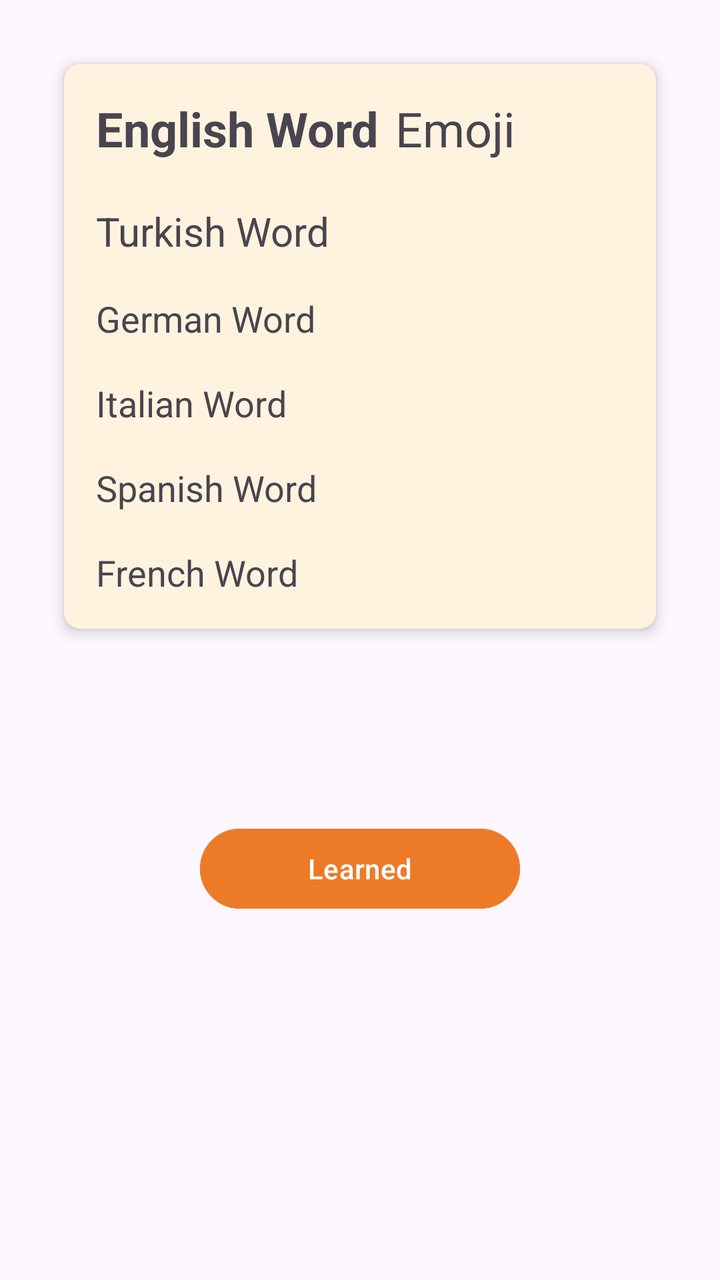
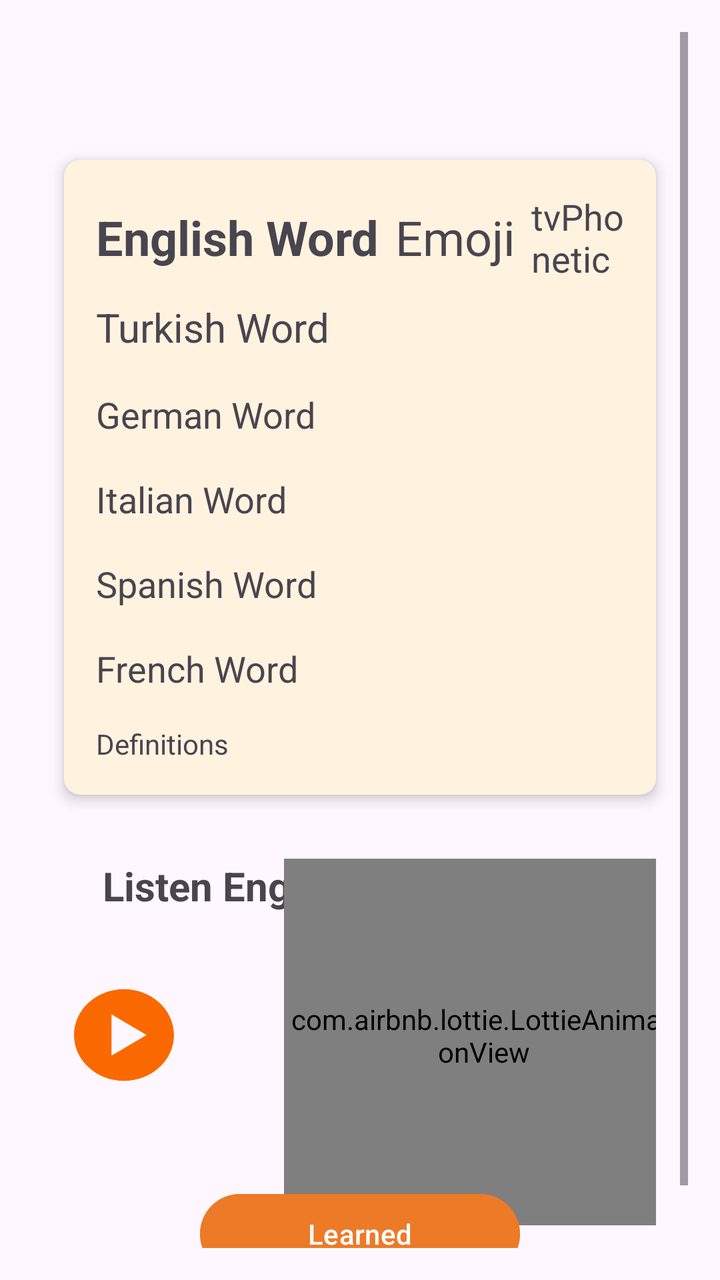

An Android layout rendered at two revisions. The XML below is the earlier revision; the diff shows what the commit changed to produce the second picture.
<!-- AndroidManifest.xml: application theme Theme.VocabCards -->
<!-- res/layout/fragment_word_detail.xml -->
<?xml version="1.0" encoding="utf-8"?>
<LinearLayout xmlns:android="http://schemas.android.com/apk/res/android"
    android:layout_width="match_parent"
    android:layout_height="match_parent"
    xmlns:app="http://schemas.android.com/apk/res-auto"
    android:orientation="vertical"
    android:padding="16dp">

    
    <ScrollView
        android:layout_width="match_parent"
        android:layout_gravity="center"
        android:layout_height="match_parent">

        <LinearLayout
            android:layout_width="match_parent"
            android:layout_height="wrap_content"

            android:gravity="center"
            android:orientation="vertical">

            


            
            <LinearLayout
                android:id="@+id/contentContainer"
                android:layout_width="match_parent"
                android:layout_height="wrap_content"
                android:orientation="vertical"
                android:visibility="visible">

                <androidx.cardview.widget.CardView
                    android:layout_width="match_parent"
                    android:layout_height="wrap_content"
                    android:layout_margin="16dp"
                    app:cardBackgroundColor="@color/lllorange"
                    app:cardCornerRadius="8dp"
                    app:cardElevation="4dp">

                    <LinearLayout
                        android:layout_width="match_parent"
                        android:layout_height="wrap_content"
                        android:orientation="horizontal"
                        android:padding="16dp">

                        
                        <TextView
                            android:id="@+id/tvDetailEnglishWord"
                            android:layout_width="wrap_content"
                            android:layout_height="wrap_content"
                            android:text="@string/english_word"
                            android:textSize="24sp"
                            android:textStyle="bold"
                            android:layout_gravity="center_vertical" />

                        
                        <TextView
                            android:id="@+id/tvEmoji"
                            android:layout_width="wrap_content"
                            android:layout_height="wrap_content"
                            android:text="@string/emoji"
                            android:textSize="24sp"
                            android:paddingStart="8dp"
                            android:layout_gravity="center_vertical" />

                        


                    </LinearLayout>

                    
                    <LinearLayout
                        android:layout_width="match_parent"
                        android:layout_height="wrap_content"
                        android:orientation="vertical"
                        android:padding="16dp"
                        android:layout_marginTop="36dp">

                        
                        <TextView
                            android:id="@+id/tvDetailTurkishWord"
                            android:layout_width="wrap_content"
                            android:layout_height="wrap_content"
                            android:text="@string/turkish_word"
                            android:textSize="20sp"
                            android:paddingTop="18dp" />

                        
                        <TextView
                            android:id="@+id/tvGermanWord"
                            android:layout_width="wrap_content"
                            android:layout_height="wrap_content"
                            android:text="@string/german_word"
                            android:textSize="18sp"
                            android:paddingTop="18dp" />

                        
                        <TextView
                            android:id="@+id/tvItalianWord"
                            android:layout_width="wrap_content"
                            android:layout_height="wrap_content"
                            android:text="@string/italian_word"
                            android:textSize="18sp"
                            android:paddingTop="18dp" />

                        
                        <TextView
                            android:id="@+id/tvSpanishWord"
                            android:layout_width="wrap_content"
                            android:layout_height="wrap_content"
                            android:text="@string/spanish_word"
                            android:textSize="18sp"
                            android:paddingTop="18dp" />

                        
                        <TextView
                            android:id="@+id/tvFrenchWord"
                            android:layout_width="wrap_content"
                            android:layout_height="wrap_content"
                            android:text="@string/french_word"
                            android:textSize="18sp"
                            android:paddingTop="18dp" />

                        


                    </LinearLayout>

                </androidx.cardview.widget.CardView>

                <Button
                    android:id="@+id/learnedButton"
                    android:layout_width="160dp"
                android:layout_height="wrap_content"
                android:layout_gravity="center"
                android:layout_marginTop="80dp"
                android:backgroundTint="#ED7A27"
                android:text="@string/learned" />

            </LinearLayout>
        </LinearLayout>
    </ScrollView>
</LinearLayout>
<!-- resources referenced by this layout -->
<resources>
  <color name="lllorange">#FFF3E0</color>
  <string name="emoji">Emoji</string>
  <string name="english_word">English Word</string>
  <string name="french_word">French Word</string>
  <string name="german_word">German Word</string>
  <string name="italian_word">Italian Word</string>
  <string name="learned">Learned</string>
  <string name="spanish_word">Spanish Word</string>
  <string name="turkish_word">Turkish Word</string>
  <style name="Theme.VocabCards" parent="Base.Theme.VocabCards" />
  <style name="Base.Theme.VocabCards" parent="Theme.Material3.DayNight.NoActionBar">
          
          
      </style>
</resources>

<!-- the commit's change to res/layout/fragment_word_detail.xml (unified diff, before → after) -->
@@ -20,6 +20,19 @@
             android:orientation="vertical">
 
             
+            <LinearLayout
+                android:id="@+id/loadingContainer"
+                android:layout_width="match_parent"
+                android:layout_height="wrap_content"
+                android:gravity="center"
+                android:orientation="vertical">
+
+                <ProgressBar
+                    android:id="@+id/progressBar"
+                    android:layout_width="wrap_content"
+                    android:layout_gravity="center"
+                    android:layout_height="wrap_content" />
+            </LinearLayout>
 
 
             
@@ -65,7 +78,14 @@
                             android:layout_gravity="center_vertical" />
 
                         
-
+                        <TextView
+                            android:id="@+id/tvPhonetic"
+                            android:layout_width="wrap_content"
+                            android:layout_height="wrap_content"
+                            android:textSize="18sp"
+                            android:paddingStart="8dp"
+                            android:text="@string/tvphonetic"
+                            android:layout_gravity="center_vertical" />
 
                     </LinearLayout>
 
@@ -123,20 +143,73 @@
                             android:paddingTop="18dp" />
 
                         
-
+                        <TextView
+                            android:id="@+id/tvDefinitions"
+                            android:layout_width="wrap_content"
+                            android:layout_height="wrap_content"
+                            android:paddingTop="16dp"
+                            android:text="@string/definitions" />
 
                     </LinearLayout>
 
                 </androidx.cardview.widget.CardView>
 
-                <Button
-                    android:id="@+id/learnedButton"
-                    android:layout_width="160dp"
-                android:layout_height="wrap_content"
-                android:layout_gravity="center"
-                android:layout_marginTop="80dp"
-                android:backgroundTint="#ED7A27"
-                android:text="@string/learned" />
+                <LinearLayout
+                    android:id="@+id/pronunciationLayout"
+                    android:layout_width="match_parent"
+                    android:layout_height="wrap_content"
+                    android:padding="16dp"
+                    android:orientation="vertical"
+                    android:gravity="center_horizontal">
+
+                    
+                    <TextView
+                        android:id="@+id/tvEnglishPronunciation"
+                        android:layout_width="wrap_content"
+                        android:layout_height="wrap_content"
+                        android:text="@string/listen_english_pronunciation"
+                        android:textSize="20sp"
+                        android:textStyle="bold"
+                        android:gravity="center"
+                        android:layout_marginBottom="16dp" />
+
+                    
+                    <LinearLayout
+                        android:id="@+id/linearLayout"
+                        android:layout_width="wrap_content"
+                        android:layout_height="wrap_content"
+                        android:gravity="center_vertical"
+                        android:layout_marginTop="-50dp"
+                        android:orientation="horizontal">
+
+                        <androidx.appcompat.widget.AppCompatButton
+                            android:id="@+id/btnPlayAudio"
+                            android:layout_width="60dp"
+                            android:layout_height="55dp"
+                            android:background="@drawable/playcircle" />
+
+                        <com.airbnb.lottie.LottieAnimationView
+                            android:id="@+id/lottiePlayAnimation"
+                            android:layout_width="200dp"
+                            android:layout_height="190dp"
+                            android:layout_marginStart="50dp"
+                            app:lottie_autoPlay="false"
+                            app:lottie_loop="true"
+                            app:lottie_rawRes="@raw/audio" />
+                    </LinearLayout>
+
+                    
+                    <Button
+                        android:id="@+id/learnedButton"
+                        android:layout_width="160dp"
+                        android:layout_height="wrap_content"
+                        android:layout_marginTop="-20dp"
+                        android:gravity="center"
+                        android:backgroundTint="#ED7A27"
+                        android:text="@string/learned" />
+
+                </LinearLayout>
+
 
             </LinearLayout>
         </LinearLayout>
<!-- resource entries referenced after the edit -->
@@ -1,14 +1,23 @@
 <!-- resources referenced by this layout -->
 <resources>
   <color name="lllorange">#FFF3E0</color>
+  <!-- drawable playcircle (drawable) -->
+  <vector xmlns:android="http://schemas.android.com/apk/res/android" android:height="24dp" android:tint="#FA6900" android:viewportHeight="24" android:viewportWidth="24" android:width="24dp">
+  
+      <path android:fillColor="@android:color/white" android:pathData="M12,2C6.48,2 2,6.48 2,12s4.48,10 10,10s10,-4.48 10,-10S17.52,2 12,2zM9.5,16.5v-9l7,4.5L9.5,16.5z"/>
+  
+  </vector>
+  <string name="definitions">Definitions</string>
   <string name="emoji">Emoji</string>
   <string name="english_word">English Word</string>
   <string name="french_word">French Word</string>
   <string name="german_word">German Word</string>
   <string name="italian_word">Italian Word</string>
   <string name="learned">Learned</string>
+  <string name="listen_english_pronunciation">Listen English Pronunciation</string>
   <string name="spanish_word">Spanish Word</string>
   <string name="turkish_word">Turkish Word</string>
+  <string name="tvphonetic">tvPhonetic</string>
   <style name="Theme.VocabCards" parent="Base.Theme.VocabCards" />
   <style name="Base.Theme.VocabCards" parent="Theme.Material3.DayNight.NoActionBar">
           
